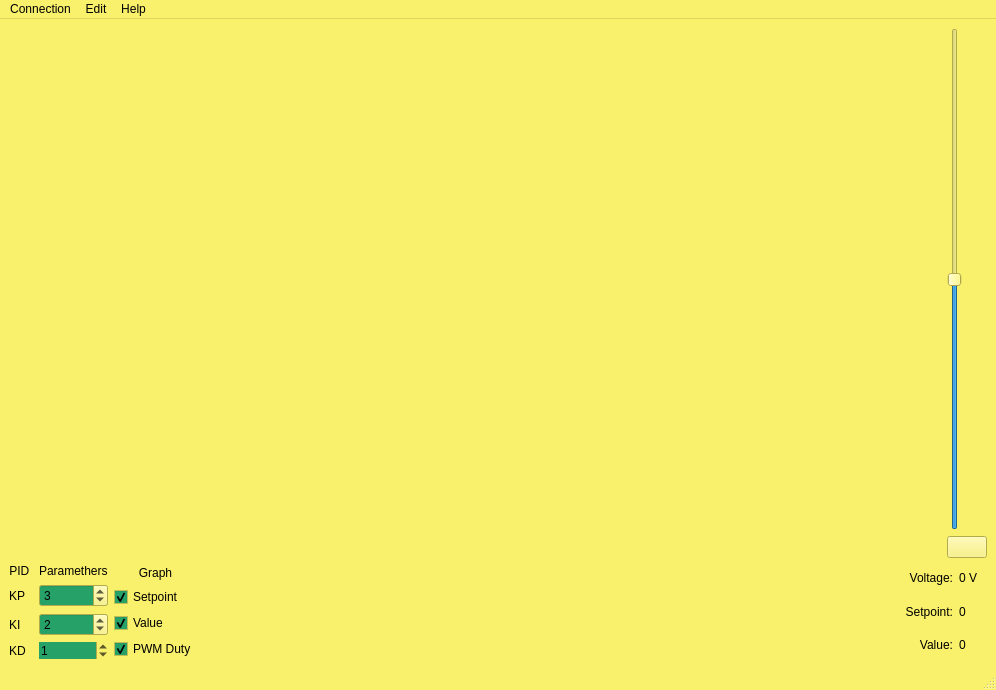
First picture: the form in Qt/uic/mainwindow.ui, repository mbober1/EDrive, before the edit.
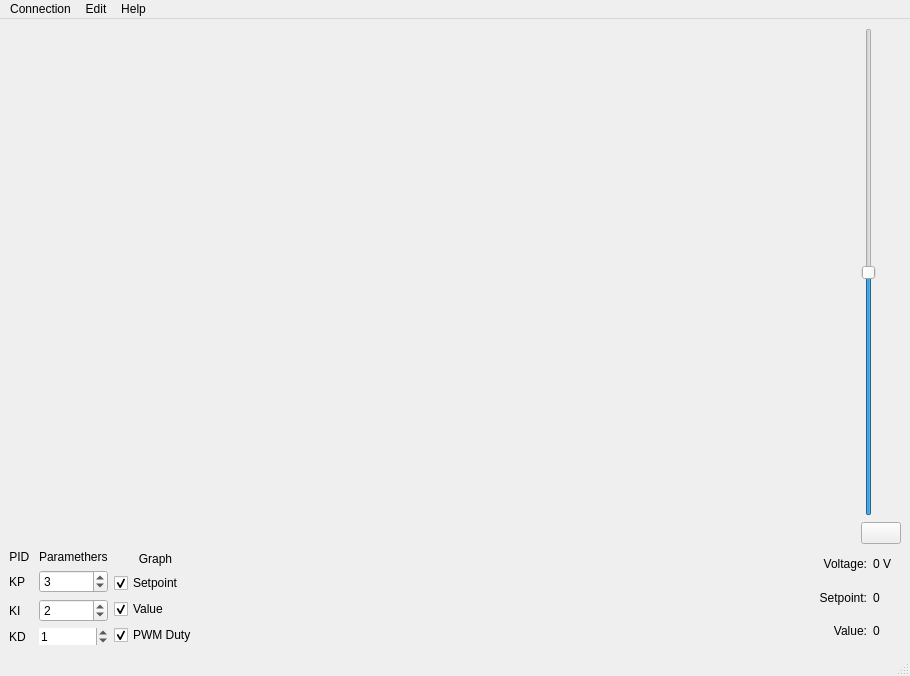
Second picture: the form after the edit. Icons and pictures are not drawn.

Patch:
```diff
--- a/Qt/uic/mainwindow.ui
+++ b/Qt/uic/mainwindow.ui
@@ -6,479 +6,10 @@
    <rect>
     <x>0</x>
     <y>0</y>
-    <width>996</width>
-    <height>690</height>
+    <width>910</width>
+    <height>676</height>
    </rect>
   </property>
-  <property name="palette">
-   <palette>
-    <active>
-     <colorrole role="WindowText">
-      <brush brushstyle="SolidPattern">
-       <color alpha="255">
-        <red>0</red>
-        <green>0</green>
-        <blue>0</blue>
-       </color>
-      </brush>
-     </colorrole>
-     <colorrole role="Button">
-      <brush brushstyle="SolidPattern">
-       <color alpha="255">
-        <red>249</red>
-        <green>240</green>
-        <blue>107</blue>
-       </color>
-      </brush>
-     </colorrole>
-     <colorrole role="Light">
-      <brush brushstyle="SolidPattern">
-       <color alpha="255">
-        <red>255</red>
-        <green>253</green>
-        <blue>228</blue>
-       </color>
-      </brush>
-     </colorrole>
-     <colorrole role="Midlight">
-      <brush brushstyle="SolidPattern">
-       <color alpha="255">
-        <red>252</red>
-        <green>246</green>
-        <blue>167</blue>
-       </color>
-      </brush>
-     </colorrole>
-     <colorrole role="Dark">
-      <brush brushstyle="SolidPattern">
-       <color alpha="255">
-        <red>124</red>
-        <green>120</green>
-        <blue>53</blue>
-       </color>
-      </brush>
-     </colorrole>
-     <colorrole role="Mid">
-      <brush brushstyle="SolidPattern">
-       <color alpha="255">
-        <red>166</red>
-        <green>160</green>
-        <blue>71</blue>
-       </color>
-      </brush>
-     </colorrole>
-     <colorrole role="Text">
-      <brush brushstyle="SolidPattern">
-       <color alpha="255">
-        <red>0</red>
-        <green>0</green>
-        <blue>0</blue>
-       </color>
-      </brush>
-     </colorrole>
-     <colorrole role="BrightText">
-      <brush brushstyle="SolidPattern">
-       <color alpha="255">
-        <red>192</red>
-        <green>28</green>
-        <blue>40</blue>
-       </color>
-      </brush>
-     </colorrole>
-     <colorrole role="ButtonText">
-      <brush brushstyle="SolidPattern">
-       <color alpha="255">
-        <red>0</red>
-        <green>0</green>
-        <blue>0</blue>
-       </color>
-      </brush>
-     </colorrole>
-     <colorrole role="Base">
-      <brush brushstyle="SolidPattern">
-       <color alpha="255">
-        <red>38</red>
-        <green>162</green>
-        <blue>105</blue>
-       </color>
-      </brush>
-     </colorrole>
-     <colorrole role="Window">
-      <brush brushstyle="SolidPattern">
-       <color alpha="255">
-        <red>249</red>
-        <green>240</green>
-        <blue>107</blue>
-       </color>
-      </brush>
-     </colorrole>
-     <colorrole role="Shadow">
-      <brush brushstyle="SolidPattern">
-       <color alpha="255">
-        <red>0</red>
-        <green>0</green>
-        <blue>0</blue>
-       </color>
-      </brush>
-     </colorrole>
-     <colorrole role="HighlightedText">
-      <brush brushstyle="SolidPattern">
-       <color alpha="255">
-        <red>153</red>
-        <green>193</green>
-        <blue>241</blue>
-       </color>
-      </brush>
-     </colorrole>
-     <colorrole role="AlternateBase">
-      <brush brushstyle="SolidPattern">
-       <color alpha="255">
-        <red>252</red>
-        <green>247</green>
-        <blue>181</blue>
-       </color>
-      </brush>
-     </colorrole>
-     <colorrole role="ToolTipBase">
-      <brush brushstyle="SolidPattern">
-       <color alpha="255">
-        <red>255</red>
-        <green>255</green>
-        <blue>220</blue>
-       </color>
-      </brush>
-     </colorrole>
-     <colorrole role="ToolTipText">
-      <brush brushstyle="SolidPattern">
-       <color alpha="255">
-        <red>0</red>
-        <green>0</green>
-        <blue>0</blue>
-       </color>
-      </brush>
-     </colorrole>
-     <colorrole role="PlaceholderText">
-      <brush brushstyle="SolidPattern">
-       <color alpha="128">
-        <red>0</red>
-        <green>0</green>
-        <blue>0</blue>
-       </color>
-      </brush>
-     </colorrole>
-    </active>
-    <inactive>
-     <colorrole role="WindowText">
-      <brush brushstyle="SolidPattern">
-       <color alpha="255">
-        <red>0</red>
-        <green>0</green>
-        <blue>0</blue>
-       </color>
-      </brush>
-     </colorrole>
-     <colorrole role="Button">
-      <brush brushstyle="SolidPattern">
-       <color alpha="255">
-        <red>249</red>
-        <green>240</green>
-        <blue>107</blue>
-       </color>
-      </brush>
-     </colorrole>
-     <colorrole role="Light">
-      <brush brushstyle="SolidPattern">
-       <color alpha="255">
-        <red>255</red>
-        <green>253</green>
-        <blue>228</blue>
-       </color>
-      </brush>
-     </colorrole>
-     <colorrole role="Midlight">
-      <brush brushstyle="SolidPattern">
-       <color alpha="255">
-        <red>252</red>
-        <green>246</green>
-        <blue>167</blue>
-       </color>
-      </brush>
-     </colorrole>
-     <colorrole role="Dark">
-      <brush brushstyle="SolidPattern">
-       <color alpha="255">
-        <red>124</red>
-        <green>120</green>
-        <blue>53</blue>
-       </color>
-      </brush>
-     </colorrole>
-     <colorrole role="Mid">
-      <brush brushstyle="SolidPattern">
-       <color alpha="255">
-        <red>166</red>
-        <green>160</green>
-        <blue>71</blue>
-       </color>
-      </brush>
-     </colorrole>
-     <colorrole role="Text">
-      <brush brushstyle="SolidPattern">
-       <color alpha="255">
-        <red>0</red>
-        <green>0</green>
-        <blue>0</blue>
-       </color>
-      </brush>
-     </colorrole>
-     <colorrole role="BrightText">
-      <brush brushstyle="SolidPattern">
-       <color alpha="255">
-        <red>129</red>
-        <green>61</green>
-        <blue>156</blue>
-       </color>
-      </brush>
-     </colorrole>
-     <colorrole role="ButtonText">
-      <brush brushstyle="SolidPattern">
-       <color alpha="255">
-        <red>0</red>
-        <green>0</green>
-        <blue>0</blue>
-       </color>
-      </brush>
-     </colorrole>
-     <colorrole role="Base">
-      <brush brushstyle="SolidPattern">
-       <color alpha="255">
-        <red>38</red>
-        <green>162</green>
-        <blue>105</blue>
-       </color>
-      </brush>
-     </colorrole>
-     <colorrole role="Window">
-      <brush brushstyle="SolidPattern">
-       <color alpha="255">
-        <red>249</red>
-        <green>240</green>
-        <blue>107</blue>
-       </color>
-      </brush>
-     </colorrole>
-     <colorrole role="Shadow">
-      <brush brushstyle="SolidPattern">
-       <color alpha="255">
-        <red>0</red>
-        <green>0</green>
-        <blue>0</blue>
-       </color>
-      </brush>
-     </colorrole>
-     <colorrole role="HighlightedText">
-      <brush brushstyle="SolidPattern">
-       <color alpha="255">
-        <red>198</red>
-        <green>70</green>
-        <blue>0</blue>
-       </color>
-      </brush>
-     </colorrole>
-     <colorrole role="AlternateBase">
-      <brush brushstyle="SolidPattern">
-       <color alpha="255">
-        <red>252</red>
-        <green>247</green>
-        <blue>181</blue>
-       </color>
-      </brush>
-     </colorrole>
-     <colorrole role="ToolTipBase">
-      <brush brushstyle="SolidPattern">
-       <color alpha="255">
-        <red>255</red>
-        <green>255</green>
-        <blue>220</blue>
-       </color>
-      </brush>
-     </colorrole>
-     <colorrole role="ToolTipText">
-      <brush brushstyle="SolidPattern">
-       <color alpha="255">
-        <red>0</red>
-        <green>0</green>
-        <blue>0</blue>
-       </color>
-      </brush>
-     </colorrole>
-     <colorrole role="PlaceholderText">
-      <brush brushstyle="SolidPattern">
-       <color alpha="128">
-        <red>0</red>
-        <green>0</green>
-        <blue>0</blue>
-       </color>
-      </brush>
-     </colorrole>
-    </inactive>
-    <disabled>
-     <colorrole role="WindowText">
-      <brush brushstyle="SolidPattern">
-       <color alpha="255">
-        <red>124</red>
-        <green>120</green>
-        <blue>53</blue>
-       </color>
-      </brush>
-     </colorrole>
-     <colorrole role="Button">
-      <brush brushstyle="SolidPattern">
-       <color alpha="255">
-        <red>249</red>
-        <green>240</green>
-        <blue>107</blue>
-       </color>
-      </brush>
-     </colorrole>
-     <colorrole role="Light">
-      <brush brushstyle="SolidPattern">
-       <color alpha="255">
-        <red>255</red>
-        <green>253</green>
-        <blue>228</blue>
-       </color>
-      </brush>
-     </colorrole>
-     <colorrole role="Midlight">
-      <brush brushstyle="SolidPattern">
-       <color alpha="255">
-        <red>252</red>
-        <green>246</green>
-        <blue>167</blue>
-       </color>
-      </brush>
-     </colorrole>
-     <colorrole role="Dark">
-      <brush brushstyle="SolidPattern">
-       <color alpha="255">
-        <red>124</red>
-        <green>120</green>
-        <blue>53</blue>
-       </color>
-      </brush>
-     </colorrole>
-     <colorrole role="Mid">
-      <brush brushstyle="SolidPattern">
-       <color alpha="255">
-        <red>166</red>
-        <green>160</green>
-        <blue>71</blue>
-       </color>
-      </brush>
-     </colorrole>
-     <colorrole role="Text">
-      <brush brushstyle="SolidPattern">
-       <color alpha="255">
-        <red>124</red>
-        <green>120</green>
-        <blue>53</blue>
-       </color>
-      </brush>
-     </colorrole>
-     <colorrole role="BrightText">
-      <brush brushstyle="SolidPattern">
-       <color alpha="255">
-        <red>192</red>
-        <green>28</green>
-        <blue>40</blue>
-       </color>
-      </brush>
-     </colorrole>
-     <colorrole role="ButtonText">
-      <brush brushstyle="SolidPattern">
-       <color alpha="255">
-        <red>124</red>
-        <green>120</green>
-        <blue>53</blue>
-       </color>
-      </brush>
-     </colorrole>
-     <colorrole role="Base">
-      <brush brushstyle="SolidPattern">
-       <color alpha="255">
-        <red>249</red>
-        <green>240</green>
-        <blue>107</blue>
-       </color>
-      </brush>
-     </colorrole>
-     <colorrole role="Window">
-      <brush brushstyle="SolidPattern">
-       <color alpha="255">
-        <red>249</red>
-        <green>240</green>
-        <blue>107</blue>
-       </color>
-      </brush>
-     </colorrole>
-     <colorrole role="Shadow">
-      <brush brushstyle="SolidPattern">
-       <color alpha="255">
-        <red>0</red>
-        <green>0</green>
-        <blue>0</blue>
-       </color>
-      </brush>
-     </colorrole>
-     <colorrole role="HighlightedText">
-      <brush brushstyle="SolidPattern">
-       <color alpha="255">
-        <red>152</red>
-        <green>106</green>
-        <blue>68</blue>
-       </color>
-      </brush>
-     </colorrole>
-     <colorrole role="AlternateBase">
-      <brush brushstyle="SolidPattern">
-       <color alpha="255">
-        <red>249</red>
-        <green>240</green>
-        <blue>107</blue>
-       </color>
-      </brush>
-     </colorrole>
-     <colorrole role="ToolTipBase">
-      <brush brushstyle="SolidPattern">
-       <color alpha="255">
-        <red>255</red>
-        <green>255</green>
-        <blue>220</blue>
-       </color>
-      </brush>
-     </colorrole>
-     <colorrole role="ToolTipText">
-      <brush brushstyle="SolidPattern">
-       <color alpha="255">
-        <red>0</red>
-        <green>0</green>
-        <blue>0</blue>
-       </color>
-      </brush>
-     </colorrole>
-     <colorrole role="PlaceholderText">
-      <brush brushstyle="SolidPattern">
-       <color alpha="128">
-        <red>0</red>
-        <green>0</green>
-        <blue>0</blue>
-       </color>
-      </brush>
-     </colorrole>
-    </disabled>
-   </palette>
-  </property>
   <property name="windowTitle">
    <string>EDrive</string>
   </property>
@@ -520,6 +51,9 @@
        <layout class="QVBoxLayout" name="verticalLayout">
         <item>
          <widget class="QSlider" name="SetpointSlider">
+          <property name="enabled">
+           <bool>true</bool>
+          </property>
           <property name="minimumSize">
            <size>
             <width>0</width>
@@ -529,6 +63,9 @@
           <property name="layoutDirection">
            <enum>Qt::LeftToRight</enum>
           </property>
+          <property name="autoFillBackground">
+           <bool>false</bool>
+          </property>
           <property name="minimum">
            <number>-60</number>
           </property>
@@ -783,7 +320,7 @@
     <rect>
      <x>0</x>
      <y>0</y>
-     <width>996</width>
+     <width>910</width>
      <height>35</height>
     </rect>
    </property>
```
Left out of the diff: 5 changed lines with no effect on the pictures.
